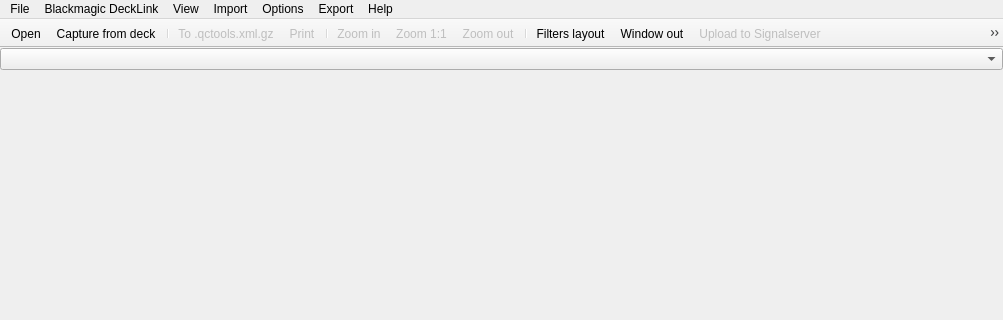
This is Source/GUI/mainwindow.ui in bavc/qctools as Qt 5 draws it before an edit; both pictures show x 0 to 1003 and y 0 to 320 of the 1003 by 776 pixel window. The edited form follows.
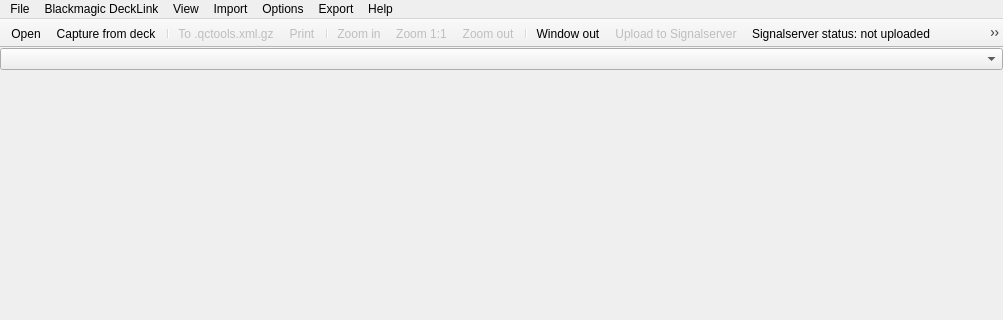
This is the edited form. Icons and pictures are not drawn.

Commit message: move filters view icon to right

```diff
--- a/Source/GUI/mainwindow.ui
+++ b/Source/GUI/mainwindow.ui
@@ -206,12 +206,12 @@
    <addaction name="actionZoomOne"/>
    <addaction name="actionZoomOut"/>
    <addaction name="separator"/>
-   <addaction name="actionFiltersLayout"/>
    <addaction name="actionWindowOut"/>
    <addaction name="actionUploadToSignalServer"/>
    <addaction name="actionSignalServer_status"/>
    <addaction name="actionFilesList"/>
    <addaction name="actionGraphsLayout"/>
+   <addaction name="actionFiltersLayout"/>
    <addaction name="separator"/>
    <addaction name="actionGettingStarted"/>
   </widget>
```
